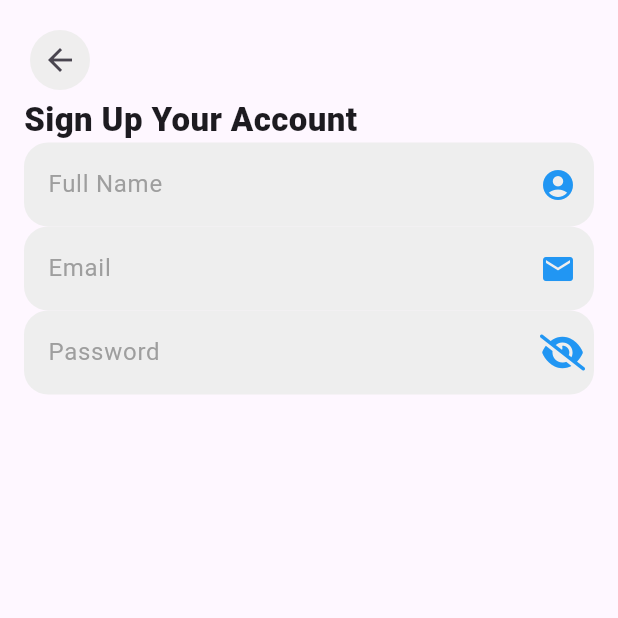
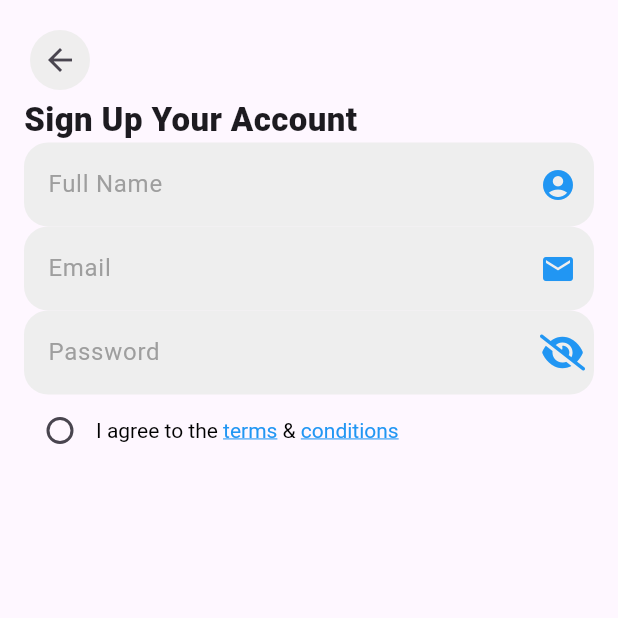
Before and after one commit to faisal-abdelnase/supermarket-delivery, a Flutter app: the SignUpPage screen opened by its route, on a phone screen of 412 x 824 dp, the top half of it. Run offline on Flutter 3.47's test engine with Material 3 defaults, Android fonts, the light colour scheme and no system bars; our stand-ins replace font_awesome_flutter, percent_indicator, shared_preferences; accounts and stored records are empty.

Commit message:
create radio to agree on terms and condition and create rich text

```diff
--- a/lib/features/Auth/presentation/view/sign_up.dart
+++ b/lib/features/Auth/presentation/view/sign_up.dart
@@ -2,11 +2,20 @@ import 'package:flutter/material.dart';
 import 'package:super_market_app/features/Auth/presentation/view/widgets/custom_arrow_back_button.dart';
 import 'package:super_market_app/features/Auth/presentation/view/widgets/custom_text_form_filed.dart';
 import 'package:super_market_app/features/Auth/presentation/view/widgets/custom_text_from_filed_password.dart';
+import 'package:super_market_app/features/Auth/presentation/view/widgets/rich_text_to_agree_radio.dart';
 
-class SignUpPage extends StatelessWidget {
+class SignUpPage extends StatefulWidget {
   const SignUpPage({super.key});
 
   static final signUpId = "/signUpPage";
+
+  @override
+  State<SignUpPage> createState() => _SignUpPageState();
+}
+
+class _SignUpPageState extends State<SignUpPage> {
+
+  String groupValue = "";
 
   @override
   Widget build(BuildContext context) {
@@ -30,6 +39,22 @@ class SignUpPage extends StatelessWidget {
               CustomTextFormField(hintText: "Full Name", icon: Icons.account_circle,),
               CustomTextFormField(hintText: "Email", icon: Icons.email,),
               CustomTextFromFiledPassword(),
+
+              Row(
+                children: [
+                  Radio(
+                    value: "agree",
+                    groupValue: groupValue,
+                    onChanged: (value){
+                      groupValue = value!;
+                      setState(() {});
+                    },
+                    activeColor: Colors.blue,
+                    ),
+
+                    RichTextToAgreeRadio()
+                ],
+              ),
             ],
           ),
         ),
--- /dev/null
+++ b/lib/features/Auth/presentation/view/widgets/rich_text_to_agree_radio.dart
@@ -0,0 +1,43 @@
+import 'package:flutter/material.dart';
+
+class RichTextToAgreeRadio extends StatelessWidget {
+  const RichTextToAgreeRadio({
+    super.key,
+  });
+
+  @override
+  Widget build(BuildContext context) {
+    return RichText(
+      text: TextSpan(
+        text: "I agree to the ",
+        style: TextStyle(color: Colors.black),
+        children: [
+          TextSpan(
+            text: "terms",
+            style: TextStyle(
+              color: Colors.blue,
+              decoration: TextDecoration.underline
+              ),
+            ),
+
+
+            TextSpan(
+            text: " & ",
+            style: TextStyle(
+              color: Colors.black,
+
+              ),
+            ),
+
+
+            TextSpan(
+            text: "conditions",
+            style: TextStyle(
+              color: Colors.blue,
+              decoration: TextDecoration.underline
+              ),
+            ),
+        ],
+        ));
+  }
+}
```
